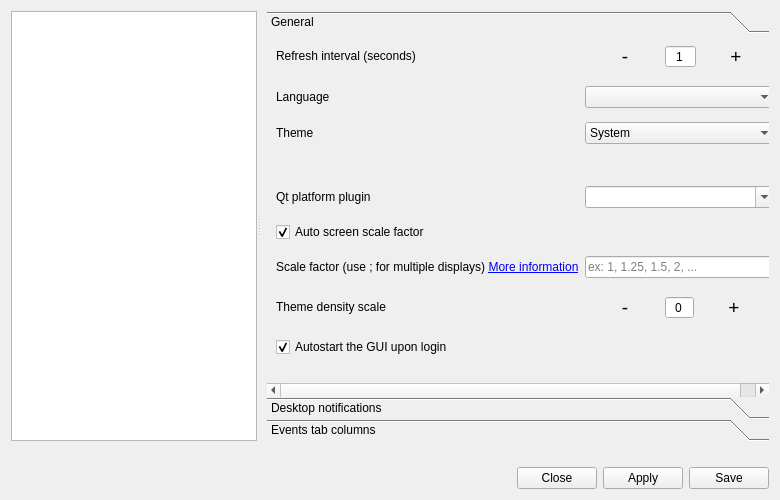
Above: ui/opensnitch/res/preferences.ui from evilsocket/opensnitch before the change. Below: the same form after it.
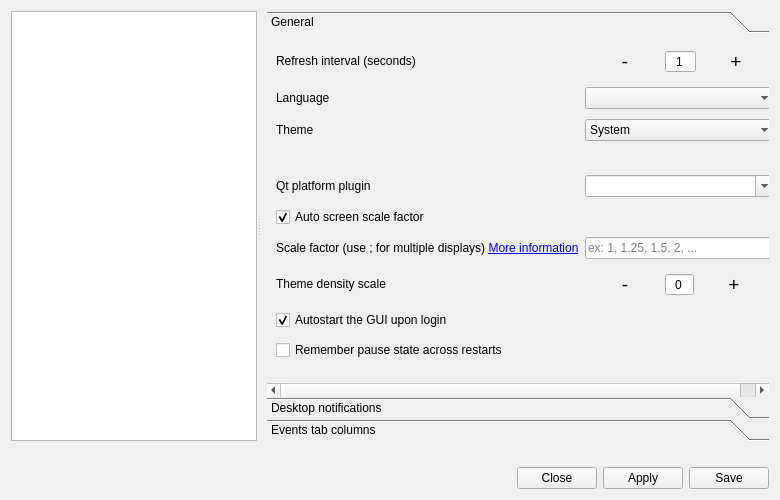
That is the form after the change. The open tabs and pages were chosen to show the change. Icons and pictures are not drawn.

Commit message:
ui,preferences: move checkbox to UI tab
It could be moved to the Server or UI tab, but this option is not part
of the Database.

Introduced in this PR: #1560.

What changed in the file:
```diff
--- a/ui/opensnitch/res/preferences.ui
+++ b/ui/opensnitch/res/preferences.ui
@@ -579,153 +579,26 @@
             <rect>
              <x>0</x>
              <y>0</y>
-             <width>567</width>
-             <height>352</height>
+             <width>537</width>
+             <height>338</height>
             </rect>
            </property>
            <attribute name="label">
             <string>General</string>
            </attribute>
            <layout class="QGridLayout" name="gridLayout_5">
-            <property name="topMargin">
-             <number>0</number>
-            </property>
-            <item row="16" column="0">
-             <widget class="QLabel" name="labelUIDensity">
+            <item row="0" column="0">
+             <widget class="QLabel" name="label_27">
               <property name="sizePolicy">
-               <sizepolicy hsizetype="Preferred" vsizetype="Maximum">
+               <sizepolicy hsizetype="Expanding" vsizetype="Maximum">
                 <horstretch>0</horstretch>
                 <verstretch>0</verstretch>
                </sizepolicy>
               </property>
               <property name="text">
-               <string>Theme density scale</string>
+               <string>Refresh interval (seconds)</string>
               </property>
-             </widget>
-            </item>
-            <item row="1" column="0">
-             <widget class="QLabel" name="label_19">
-              <property name="sizePolicy">
-               <sizepolicy hsizetype="Preferred" vsizetype="Preferred">
-                <horstretch>0</horstretch>
-                <verstretch>0</verstretch>
-               </sizepolicy>
-              </property>
-              <property name="text">
-               <string>Language</string>
-              </property>
-             </widget>
-            </item>
-            <item row="3" column="1">
-             <widget class="QComboBox" name="comboUITheme">
-              <item>
-               <property name="text">
-                <string>System</string>
-               </property>
-              </item>
-             </widget>
-            </item>
-            <item row="15" column="0">
-             <widget class="QLabel" name="labelUIScreenFactor">
-              <property name="sizePolicy">
-               <sizepolicy hsizetype="Preferred" vsizetype="Maximum">
-                <horstretch>0</horstretch>
-                <verstretch>0</verstretch>
-               </sizepolicy>
-              </property>
-              <property name="text">
-               <string>&lt;html&gt;&lt;head/&gt;&lt;body&gt;&lt;p&gt;Scale factor (use ; for multiple displays) &lt;a href=&quot;https://github.com/evilsocket/opensnitch/wiki/GUI-known-problems#gui-size-problems-on-4k-monitors&quot;&gt;&lt;span style=&quot; text-decoration: underline; color:#0000ff;&quot;&gt;More information&lt;/span&gt;&lt;/a&gt;&lt;/p&gt;&lt;/body&gt;&lt;/html&gt;</string>
-              </property>
-             </widget>
-            </item>
-            <item row="16" column="1">
-             <layout class="QHBoxLayout" name="horizontalLayout_9">
-              <property name="spacing">
-               <number>0</number>
-              </property>
-              <item>
-               <widget class="QPushButton" name="cmdUIDensityDown">
-                <property name="sizePolicy">
-                 <sizepolicy hsizetype="Fixed" vsizetype="Maximum">
-                  <horstretch>0</horstretch>
-                  <verstretch>0</verstretch>
-                 </sizepolicy>
-                </property>
-                <property name="font">
-                 <font>
-                  <pointsize>14</pointsize>
-                  <fontweight>ExtraBold</fontweight>
-                 </font>
-                </property>
-                <property name="text">
-                 <string>-</string>
-                </property>
-                <property name="flat">
-                 <bool>true</bool>
-                </property>
-               </widget>
-              </item>
-              <item>
-               <widget class="QSpinBox" name="spinUIDensity">
-                <property name="sizePolicy">
-                 <sizepolicy hsizetype="Maximum" vsizetype="Fixed">
-                  <horstretch>0</horstretch>
-                  <verstretch>0</verstretch>
-                 </sizepolicy>
-                </property>
-                <property name="alignment">
-                 <set>Qt::AlignmentFlag::AlignCenter</set>
-                </property>
-                <property name="buttonSymbols">
-                 <enum>QAbstractSpinBox::ButtonSymbols::NoButtons</enum>
-                </property>
-                <property name="accelerated">
-                 <bool>true</bool>
-                </property>
-                <property name="minimum">
-                 <number>-20</number>
-                </property>
-                <property name="maximum">
-                 <number>20</number>
-                </property>
-                <property name="value">
-                 <number>0</number>
-                </property>
-               </widget>
-              </item>
-              <item>
-               <widget class="QPushButton" name="cmdUIDensityUp">
-                <property name="sizePolicy">
-                 <sizepolicy hsizetype="Maximum" vsizetype="Maximum">
-                  <horstretch>0</horstretch>
-                  <verstretch>0</verstretch>
-                 </sizepolicy>
-                </property>
-                <property name="font">
-                 <font>
-                  <pointsize>14</pointsize>
-                  <fontweight>ExtraBold</fontweight>
-                 </font>
-                </property>
-                <property name="text">
-                 <string>+</string>
-                </property>
-                <property name="flat">
-                 <bool>true</bool>
-                </property>
-               </widget>
-              </item>
-             </layout>
-            </item>
-            <item row="18" column="0" colspan="2">
-             <widget class="QCheckBox" name="checkAutostart">
-              <property name="toolTip">
-               <string>By default the GUI is started when login</string>
-              </property>
-              <property name="text">
-               <string>Autostart the GUI upon login</string>
-              </property>
-              <property name="checked">
+              <property name="wordWrap">
                <bool>true</bool>
               </property>
              </widget>
@@ -806,45 +679,23 @@
               </item>
              </layout>
             </item>
-            <item row="15" column="1">
-             <widget class="QLineEdit" name="lineUIScreenFactor">
+            <item row="1" column="0">
+             <widget class="QLabel" name="label_19">
               <property name="sizePolicy">
-               <sizepolicy hsizetype="Preferred" vsizetype="Fixed">
+               <sizepolicy hsizetype="Preferred" vsizetype="Preferred">
                 <horstretch>0</horstretch>
                 <verstretch>0</verstretch>
                </sizepolicy>
               </property>
-              <property name="toolTip">
-               <string>Use numbers to define a global scale factor for the whole application:
-1, 1.2, 1.5, 2, etc ...
-
-Use ; to define multiple screens: 1;1.5 etc...</string>
-              </property>
-              <property name="placeholderText">
-               <string>ex: 1, 1.25, 1.5, 2, ...</string>
+              <property name="text">
+               <string>Language</string>
               </property>
              </widget>
             </item>
             <item row="1" column="1">
              <widget class="QComboBox" name="comboUILang"/>
             </item>
-            <item row="0" column="0">
-             <widget class="QLabel" name="label_27">
-              <property name="sizePolicy">
-               <sizepolicy hsizetype="Expanding" vsizetype="Maximum">
-                <horstretch>0</horstretch>
-                <verstretch>0</verstretch>
-               </sizepolicy>
-              </property>
-              <property name="text">
-               <string>Refresh interval (seconds)</string>
-              </property>
-              <property name="wordWrap">
-               <bool>true</bool>
-              </property>
-             </widget>
-            </item>
-            <item row="3" column="0">
+            <item row="2" column="0">
              <widget class="QLabel" name="label_21">
               <property name="sizePolicy">
                <sizepolicy hsizetype="Preferred" vsizetype="Preferred">
@@ -857,17 +708,29 @@
               </property>
              </widget>
             </item>
-            <item row="14" column="0" colspan="2">
-             <widget class="QCheckBox" name="checkUIAutoScreen">
+            <item row="2" column="1">
+             <widget class="QComboBox" name="comboUITheme">
+              <item>
+               <property name="text">
+                <string>System</string>
+               </property>
+              </item>
+             </widget>
+            </item>
+            <item row="3" column="0">
+             <widget class="QLabel" name="labelThemeError">
+              <property name="sizePolicy">
+               <sizepolicy hsizetype="Preferred" vsizetype="Maximum">
+                <horstretch>0</horstretch>
+                <verstretch>0</verstretch>
+               </sizepolicy>
+              </property>
               <property name="text">
-               <string>Auto screen scale factor</string>
-              </property>
-              <property name="checked">
-               <bool>true</bool>
+               <string/>
               </property>
              </widget>
             </item>
-            <item row="10" column="0">
+            <item row="4" column="0">
              <widget class="QLabel" name="label_33">
               <property name="sizePolicy">
                <sizepolicy hsizetype="Preferred" vsizetype="Maximum">
@@ -886,7 +749,7 @@
               </property>
              </widget>
             </item>
-            <item row="10" column="1">
+            <item row="4" column="1">
              <widget class="QComboBox" name="comboUIQtPlatform">
               <property name="editable">
                <bool>true</bool>
@@ -911,16 +774,163 @@
               </item>
              </widget>
             </item>
+            <item row="5" column="0">
+             <widget class="QCheckBox" name="checkUIAutoScreen">
+              <property name="text">
+               <string>Auto screen scale factor</string>
+              </property>
+              <property name="checked">
+               <bool>true</bool>
+              </property>
+             </widget>
+            </item>
+            <item row="6" column="0">
+             <widget class="QLabel" name="labelUIScreenFactor">
+              <property name="sizePolicy">
+               <sizepolicy hsizetype="Preferred" vsizetype="Maximum">
+                <horstretch>0</horstretch>
+                <verstretch>0</verstretch>
+               </sizepolicy>
+              </property>
+              <property name="text">
+               <string>&lt;html&gt;&lt;head/&gt;&lt;body&gt;&lt;p&gt;Scale factor (use ; for multiple displays) &lt;a href=&quot;https://github.com/evilsocket/opensnitch/wiki/GUI-known-problems#gui-size-problems-on-4k-monitors&quot;&gt;&lt;span style=&quot; text-decoration: underline; color:#0000ff;&quot;&gt;More information&lt;/span&gt;&lt;/a&gt;&lt;/p&gt;&lt;/body&gt;&lt;/html&gt;</string>
+              </property>
+             </widget>
+            </item>
+            <item row="6" column="1">
+             <widget class="QLineEdit" name="lineUIScreenFactor">
+              <property name="sizePolicy">
+               <sizepolicy hsizetype="Preferred" vsizetype="Fixed">
+                <horstretch>0</horstretch>
+                <verstretch>0</verstretch>
+               </sizepolicy>
+              </property>
+              <property name="toolTip">
+               <string>Use numbers to define a global scale factor for the whole application:
+1, 1.2, 1.5, 2, etc ...
+
+Use ; to define multiple screens: 1;1.5 etc...</string>
+              </property>
+              <property name="placeholderText">
+               <string>ex: 1, 1.25, 1.5, 2, ...</string>
+              </property>
+             </widget>
+            </item>
+            <item row="7" column="0">
+             <widget class="QLabel" name="labelUIDensity">
+              <property name="sizePolicy">
+               <sizepolicy hsizetype="Preferred" vsizetype="Maximum">
+                <horstretch>0</horstretch>
+                <verstretch>0</verstretch>
+               </sizepolicy>
+              </property>
+              <property name="text">
+               <string>Theme density scale</string>
+              </property>
+             </widget>
+            </item>
+            <item row="7" column="1">
+             <layout class="QHBoxLayout" name="horizontalLayout_9">
+              <property name="spacing">
+               <number>0</number>
+              </property>
+              <item>
+               <widget class="QPushButton" name="cmdUIDensityDown">
+                <property name="sizePolicy">
+                 <sizepolicy hsizetype="Fixed" vsizetype="Maximum">
+                  <horstretch>0</horstretch>
+                  <verstretch>0</verstretch>
+                 </sizepolicy>
+                </property>
+                <property name="font">
+                 <font>
+                  <pointsize>14</pointsize>
+                  <fontweight>ExtraBold</fontweight>
+                 </font>
+                </property>
+                <property name="text">
+                 <string>-</string>
+                </property>
+                <property name="flat">
+                 <bool>true</bool>
+                </property>
+               </widget>
+              </item>
+              <item>
+               <widget class="QSpinBox" name="spinUIDensity">
+                <property name="sizePolicy">
+                 <sizepolicy hsizetype="Maximum" vsizetype="Fixed">
+                  <horstretch>0</horstretch>
+                  <verstretch>0</verstretch>
+                 </sizepolicy>
+                </property>
+                <property name="alignment">
+                 <set>Qt::AlignmentFlag::AlignCenter</set>
+                </property>
+                <property name="buttonSymbols">
+                 <enum>QAbstractSpinBox::ButtonSymbols::NoButtons</enum>
+                </property>
+                <property name="accelerated">
+                 <bool>true</bool>
+                </property>
+                <property name="minimum">
+                 <number>-20</number>
+                </property>
+                <property name="maximum">
+                 <number>20</number>
+                </property>
+                <property name="value">
+                 <number>0</number>
+                </property>
+               </widget>
+              </item>
+              <item>
+               <widget class="QPushButton" name="cmdUIDensityUp">
+                <property name="sizePolicy">
+                 <sizepolicy hsizetype="Maximum" vsizetype="Maximum">
+                  <horstretch>0</horstretch>
+                  <verstretch>0</verstretch>
+                 </sizepolicy>
+                </property>
+                <property name="font">
+                 <font>
+                  <pointsize>14</pointsize>
+                  <fontweight>ExtraBold</fontweight>
+                 </font>
+                </property>
+                <property name="text">
+                 <string>+</string>
+                </property>
+                <property name="flat">
+                 <bool>true</bool>
+                </property>
+               </widget>
+              </item>
+             </layout>
+            </item>
+            <item row="8" column="0">
+             <widget class="QCheckBox" name="checkAutostart">
+              <property name="toolTip">
+               <string>By default the GUI is started when login</string>
+              </property>
+              <property name="text">
+               <string>Autostart the GUI upon login</string>
+              </property>
+              <property name="checked">
+               <bool>true</bool>
+              </property>
+             </widget>
+            </item>
             <item row="9" column="0" colspan="2">
-             <widget class="QLabel" name="labelThemeError">
-              <property name="sizePolicy">
-               <sizepolicy hsizetype="Preferred" vsizetype="Maximum">
-                <horstretch>0</horstretch>
-                <verstretch>0</verstretch>
-               </sizepolicy>
+             <widget class="QCheckBox" name="checkPersistInterception">
+              <property name="toolTip">
+               <string>Remember if the firewall was paused (interception disabled) and restore that state on restart</string>
               </property>
               <property name="text">
-               <string/>
+               <string>Remember pause state across restarts</string>
+              </property>
+              <property name="checked">
+               <bool>false</bool>
               </property>
              </widget>
             </item>
@@ -3091,45 +3101,6 @@
           </property>
          </widget>
         </item>
-        <item row="5" column="0">
-         <spacer name="verticalSpacer">
-          <property name="orientation">
-           <enum>Qt::Vertical</enum>
-          </property>
-          <property name="sizeHint" stdset="0">
-           <size>
-            <width>20</width>
-            <height>40</height>
-           </size>
-          </property>
-         </spacer>
-        </item>
-        <item row="19" column="0" colspan="2">
-         <widget class="QCheckBox" name="checkPersistInterception">
-          <property name="toolTip">
-           <string>Remember if the firewall was paused (interception disabled) and restore that state on restart</string>
-          </property>
-          <property name="text">
-           <string>Remember pause state across restarts</string>
-          </property>
-          <property name="checked">
-           <bool>false</bool>
-          </property>
-         </widget>
-        </item>
-        <item row="0" column="1">
-          <spacer name="horizontalSpacer_2">
-          <property name="orientation">
-           <enum>Qt::Horizontal</enum>
-          </property>
-          <property name="sizeHint" stdset="0">
-           <size>
-            <width>40</width>
-            <height>20</height>
-           </size>
-          </property>
-         </spacer>
-        </item>
         <item row="2" column="0" colspan="4">
          <layout class="QGridLayout" name="gridLayout_8">
           <property name="verticalSpacing">
```
Left out of the diff: 134 changed lines with no effect on the pictures.
